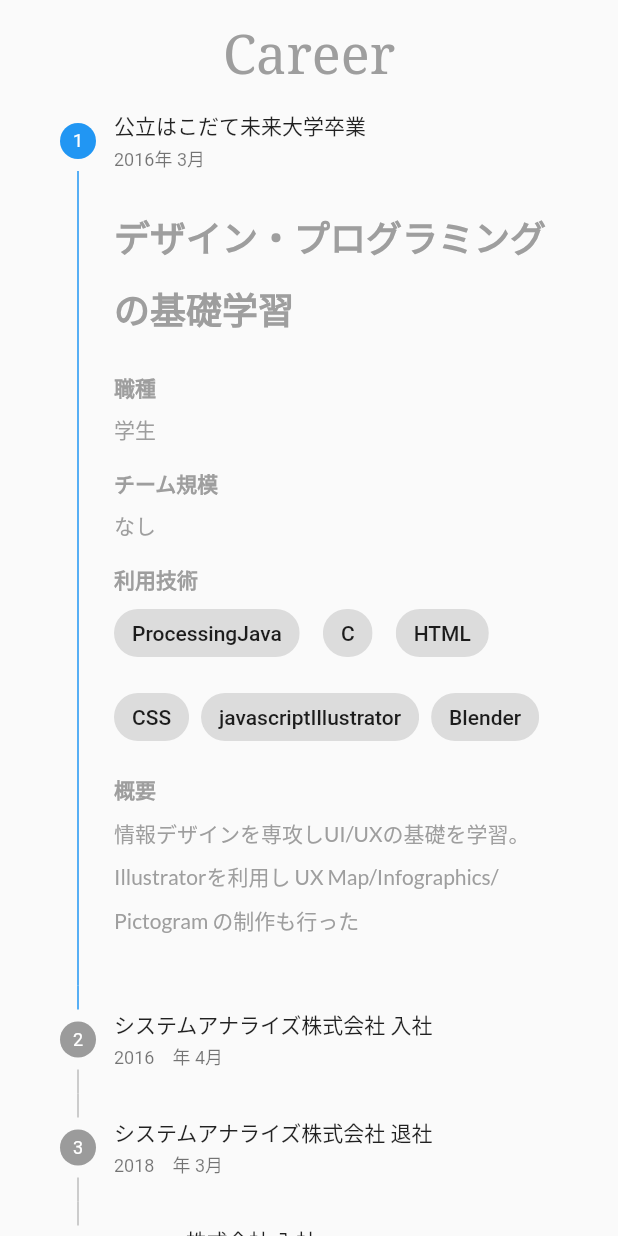
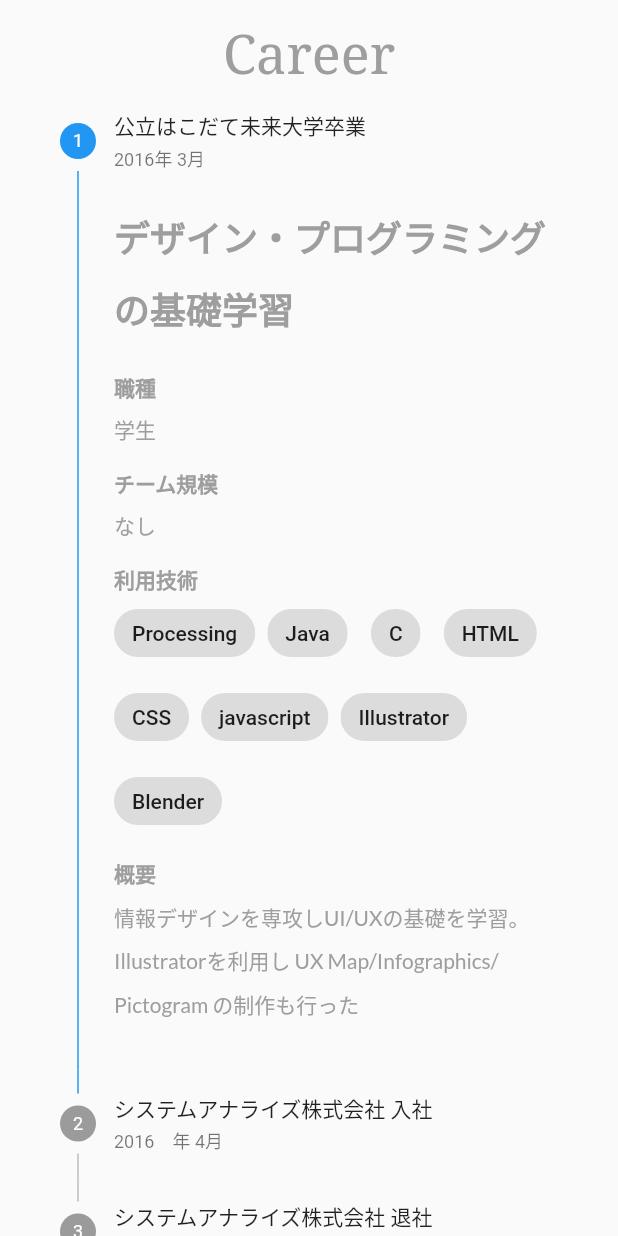
Before and after one commit to xxminamixx/KMPortfolio, a Flutter app: the CareerWidget screen opened by its route, on a phone screen of 412 x 824 dp. Run offline on Flutter 3.47's test engine with Material 2 defaults, Android fonts, the phone set to English and light mode, and no system bars; our stand-ins replace google_fonts, url_launcher_web.

Commit message:
タイポを修正

```diff
--- a/lib/View/CarrerWidget/CareerWidget.dart
+++ b/lib/View/CarrerWidget/CareerWidget.dart
@@ -90,7 +90,7 @@ class CareerWidget extends StatelessWidget {
                 teamSize: 'なし',
                 description: '情報デザインを専攻しUI/UXの基礎を学習。Illustratorを利用し UX Map/Infographics/Pictogram の制作も行った',
                 skills: [
-                  'Processing' 'Java', 'C', 'HTML', 'CSS', 'javascript' 'Illustrator' , 'Blender',
+                  'Processing', 'Java', 'C', 'HTML', 'CSS', 'javascript', 'Illustrator' , 'Blender',
                 ]
             )
           ],
```
